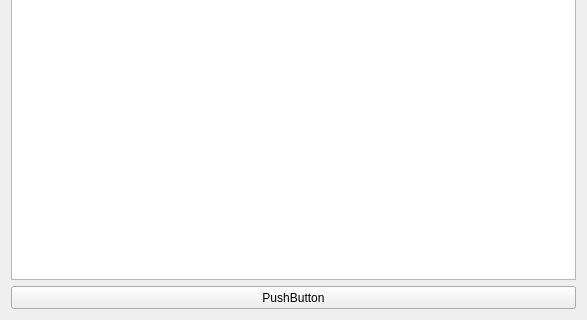
Above: widget.ui from anas16D/Flappy-Bird before the change; both pictures show x 0 to 587 and y 293 to 613 of the 587 by 613 pixel window. Below: the same form after it.
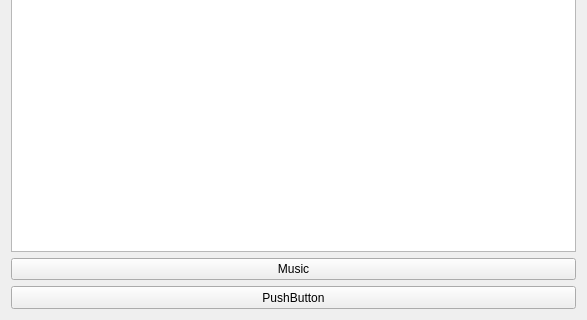
That is the form after the change.

```diff
--- a/widget.ui
+++ b/widget.ui
@@ -34,6 +34,13 @@
      </property>
     </widget>
    </item>
+   <item>
+    <widget class="QPushButton" name="musicButton">
+     <property name="text">
+      <string>Music</string>
+     </property>
+    </widget>
+   </item>
    <item>
     <widget class="QPushButton" name="pushButton">
      <property name="minimumSize">
```
